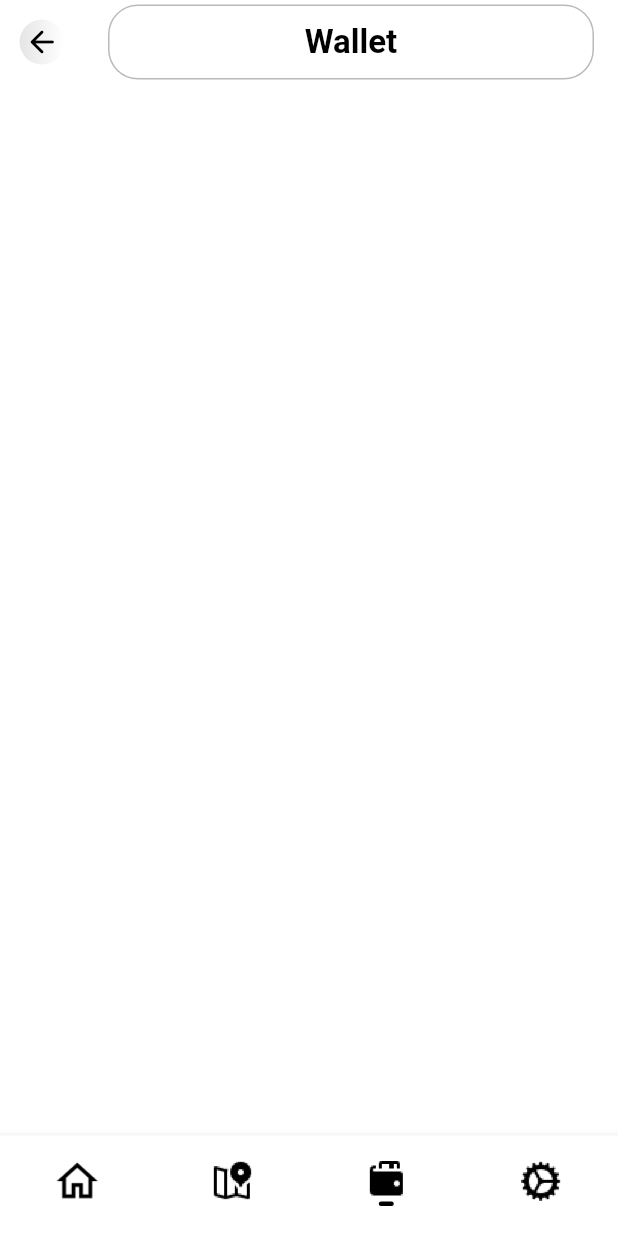
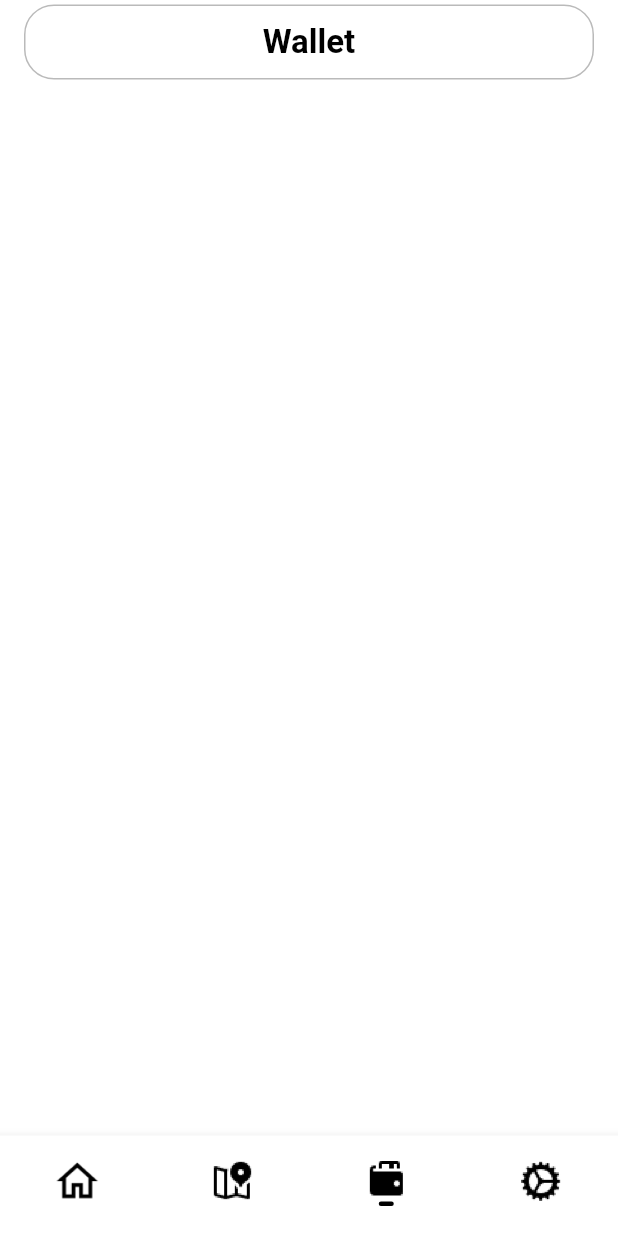
Before and after one commit to venkylm10/rent_a_bike, a Flutter app: the screen it shows after launch, item 3 of the bottom bar chosen, on a phone screen of 412 x 824 dp. Run offline on Flutter 3.47's test engine with Material 2 defaults, Android fonts, the phone set to English and light mode, and no system bars; our stand-ins replace flutter_riverpod, google_fonts.

Commit message:
minor fixes

```diff
--- a/lib/pages/home/tabs/map_tab.dart
+++ b/lib/pages/home/tabs/map_tab.dart
@@ -9,7 +9,7 @@ class MapTab extends StatelessWidget {
   Widget build(BuildContext context) {
     return Scaffold(
       backgroundColor: MyColors.backgroundColor,
-      appBar: customAppBar("Map"),
+      appBar: customAppBar("Map", showback: false),
     );
   }
 }
--- a/lib/pages/home/tabs/settings_tab.dart
+++ b/lib/pages/home/tabs/settings_tab.dart
@@ -9,7 +9,7 @@ class SettingsTab extends StatelessWidget {
   Widget build(BuildContext context) {
     return Scaffold(
       backgroundColor: MyColors.backgroundColor,
-      appBar: customAppBar("Settings"),
+      appBar: customAppBar("Settings", showback: false),
     );
   }
 }
--- a/lib/pages/home/tabs/wallet_tab.dart
+++ b/lib/pages/home/tabs/wallet_tab.dart
@@ -9,7 +9,7 @@ class WalletTab extends StatelessWidget {
   Widget build(BuildContext context) {
     return Scaffold(
       backgroundColor: MyColors.backgroundColor,
-      appBar: customAppBar("Wallet"),
+      appBar: customAppBar("Wallet", showback: false),
     );
   }
 }
--- a/lib/widgets/global/app_bar.dart
+++ b/lib/widgets/global/app_bar.dart
@@ -3,13 +3,14 @@ import 'package:rent_a_bike/constants/colors.dart';
 import 'package:rent_a_bike/constants/styles.dart';
 import 'package:rent_a_bike/widgets/global/back_button.dart';
 
-AppBar customAppBar(String title) {
+AppBar customAppBar(String title, {bool showback = true}) {
   return AppBar(
     backgroundColor: MyColors.backgroundColor,
     elevation: 0,
-    leading: const CustomBackButton(),
-    title: Expanded(
-      child: Container(
+    leading: showback ? const CustomBackButton() : null,
+    centerTitle: true,
+    title: Container(
+      width: double.infinity,
       padding: const EdgeInsets.all(10),
       decoration: BoxDecoration(
         border: Border.all(color: MyColors.grey3),
@@ -22,6 +23,5 @@ AppBar customAppBar(String title) {
         ),
       ),
     ),
-    ),
   );
 }
```
Lines whose indentation alone changed are shown as unchanged.
